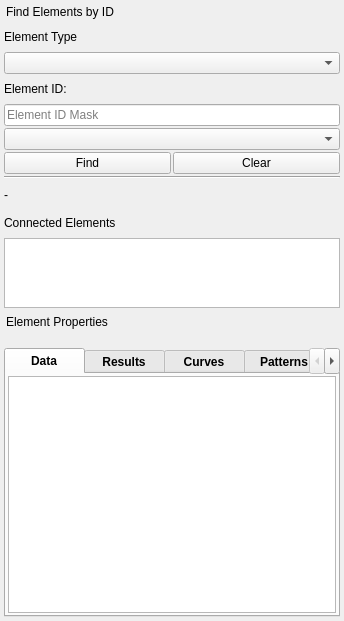
Old version of the form ui/qgisred_unified_find_properties.ui in the repository Ingeniousware/QGISRed-BID.
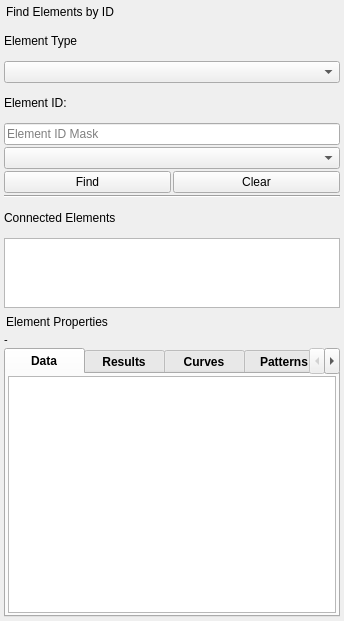
New version of the form.

Commit message: en progreso

Patch:
```diff
--- a/ui/qgisred_unified_find_properties.ui
+++ b/ui/qgisred_unified_find_properties.ui
@@ -179,13 +179,6 @@
               </property>
              </widget>
             </item>
-            <item>
-             <widget class="QLabel" name="labelFoundElement">
-              <property name="text">
-               <string>-</string>
-              </property>
-             </widget>
-            </item>
             <item>
              <widget class="QLabel" name="labelAdjacentNodeLinks">
               <property name="text">
@@ -270,7 +263,7 @@
              <number>0</number>
             </property>
             <item>
-             <widget class="QLabel" name="labelFoundElementProperty">
+             <widget class="QLabel" name="labelFoundElement">
               <property name="font">
                <font>
                 <pointsize>8</pointsize>
@@ -279,7 +272,7 @@
                </font>
               </property>
               <property name="text">
-               <string/>
+               <string>-</string>
               </property>
              </widget>
             </item>
```
The commit also changes 1 other file.
